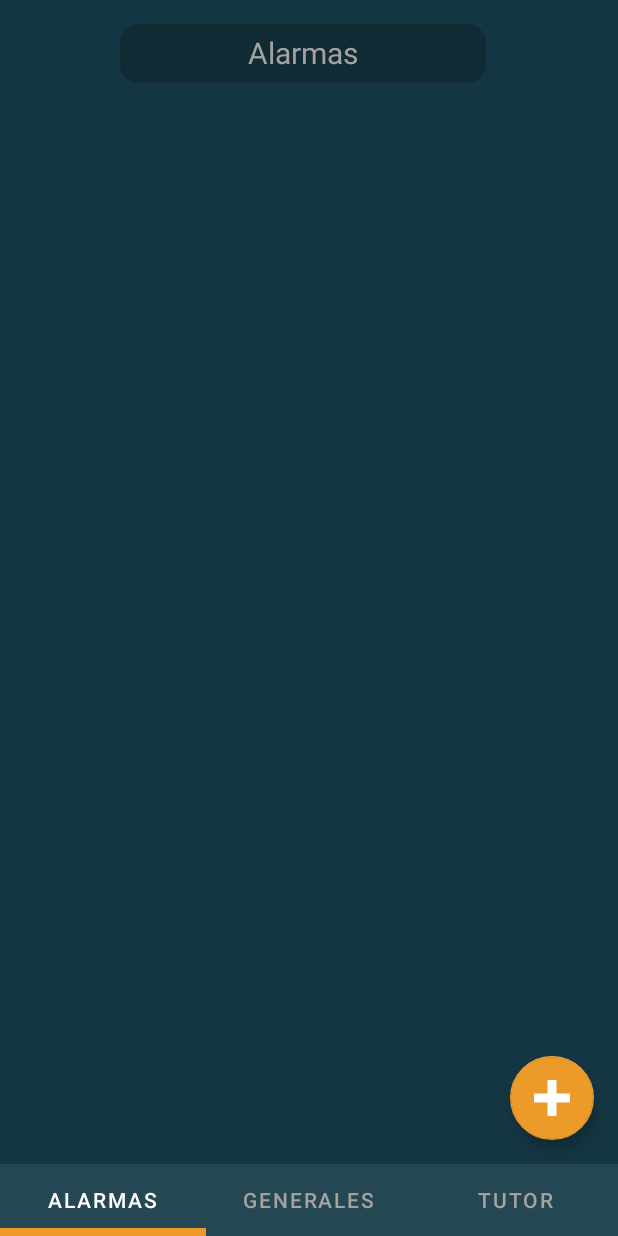
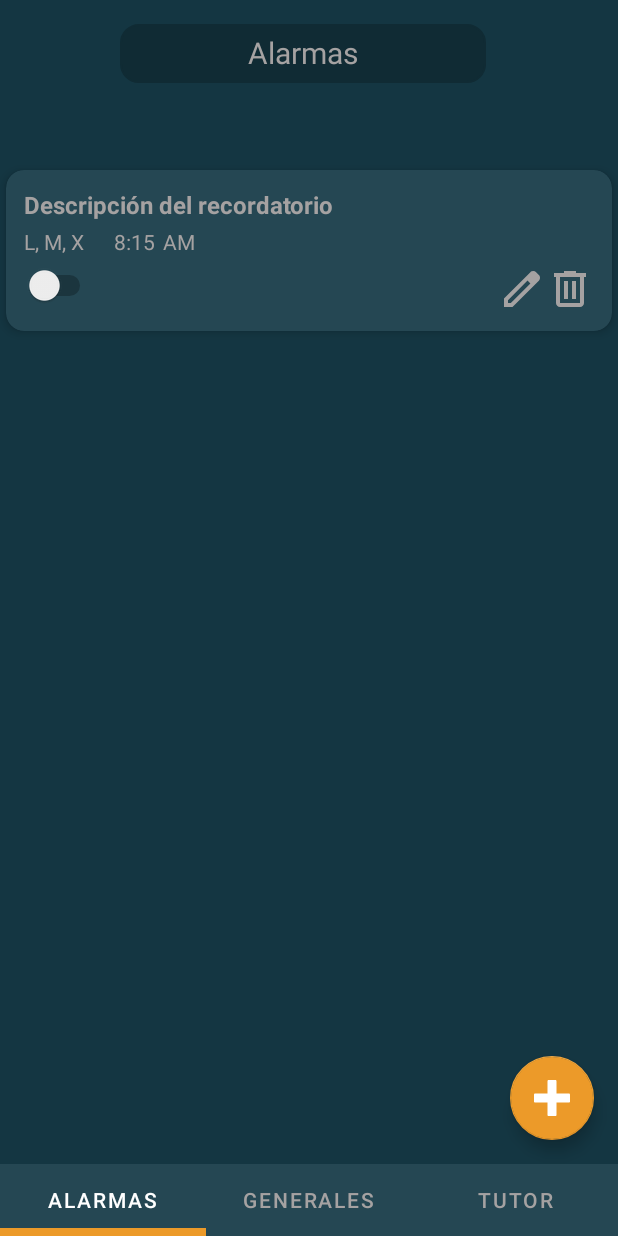
Before and after one commit to GJoseI/app_Recordatorio, an Android app: the screen it shows after launch (MainActivity), on a phone screen of 412 x 824 dp. Run offline under Robolectric (Android 15) with nearby library versions, the phone set to English and light mode, and no system bars.

Commit message:
color card alarma

```diff
--- a/app/src/main/java/com/example/apprecordatorio/fragments/AlarmasFragment.java
+++ b/app/src/main/java/com/example/apprecordatorio/fragments/AlarmasFragment.java
@@ -10,6 +10,7 @@ import android.os.Bundle;
 
 import androidx.annotation.NonNull;
 import androidx.annotation.Nullable;
+import androidx.cardview.widget.CardView;
 import androidx.fragment.app.Fragment;
 import androidx.recyclerview.widget.LinearLayoutManager;
 import androidx.recyclerview.widget.RecyclerView;
@@ -18,6 +19,7 @@ import android.view.LayoutInflater;
 import android.view.View;
 import android.view.ViewGroup;
 import android.widget.ImageButton;
+import android.widget.LinearLayout;
 import android.widget.Switch;
 import android.widget.TextView;
 import android.widget.Toast;
@@ -50,7 +52,17 @@ public class AlarmasFragment extends Fragment {
     public View onCreateView(LayoutInflater inflater, ViewGroup container,
                              Bundle savedInstanceState) {
         // Inflate the layout for this fragment
-        return inflater.inflate(R.layout.fragment_alarmas, container, false);
+
+        View view = inflater.inflate(R.layout.fragment_alarmas, container, false);
+
+
+        ///  cargando ejemplo de card
+        LinearLayout containerRec = view.findViewById(R.id.containerRecordatoriosAlarmas);
+
+       View card =  inflater.inflate(R.layout.item_recordatorio,containerRec,false);
+        containerRec.addView(card);
+
+        return view;
     }
 
     @Override
@@ -97,6 +109,12 @@ public class AlarmasFragment extends Fragment {
            //codigo editar rec
         });
          */
+
+        ///  ACA CARGO UNA CARD PARA EL EJEMPLO DE LAS ALARMAS
+
+
+
+
     }
 
     //  funcion aux para actualizar la lista
--- a/app/src/main/res/layout/item_recordatorio.xml
+++ b/app/src/main/res/layout/item_recordatorio.xml
@@ -7,6 +7,7 @@
     android:layout_marginHorizontal="4dp"
     card_view:cardCornerRadius="12dp"
     card_view:cardElevation="4dp"
+    android:backgroundTint="@color/fondoElementoOscuro"
     android:foreground="?attr/selectableItemBackground">
 
     <LinearLayout
@@ -23,7 +24,7 @@
             android:text="Descripción del recordatorio"
             android:textSize="16sp"
             android:textStyle="bold"
-            android:textColor="#222" />
+            android:textColor="@color/letraGris" />
 
         <!-- Fecha y hora -->
         <LinearLayout
@@ -37,39 +38,42 @@
                 android:layout_width="wrap_content"
                 android:layout_height="wrap_content"
                 android:text="L, M, X"
-                android:textColor="#555"
+                android:textColor="@color/letraGris"
                 android:textSize="14sp" />
 
             <TextView
                 android:id="@+id/tvHora"
                 android:layout_width="wrap_content"
                 android:layout_height="wrap_content"
+                android:layout_marginStart="20dp"
                 android:text="8"
-                android:layout_marginStart="20dp"
-                android:textColor="#555"
+                android:textColor="@color/letraGris"
                 android:textSize="14sp" />
+
             <TextView
                 android:id="@+id/tvDosPuntos"
                 android:layout_width="wrap_content"
                 android:layout_height="wrap_content"
                 android:text=":"
-                android:textColor="#555"
-                android:textSize="14sp"/>
+                android:textColor="@color/letraGris"
+                android:textSize="14sp" />
+
             <TextView
                 android:id="@+id/tvMinutos"
                 android:layout_width="wrap_content"
                 android:layout_height="wrap_content"
                 android:text="15"
-                android:textColor="#555"
-                android:textSize="14sp"/>
+                android:textColor="@color/letraGris"
+                android:textSize="14sp" />
+
             <TextView
                 android:id="@+id/tvMeridiem"
                 android:layout_width="wrap_content"
                 android:layout_height="wrap_content"
+                android:layout_marginStart="5dp"
                 android:text="AM"
-                android:textColor="#555"
-                android:textSize="14sp"
-                android:layout_marginStart="5dp"/>
+                android:textColor="@color/letraGris"
+                android:textSize="14sp" />
         </LinearLayout>
 
         <!-- Estado y botón -->
```
